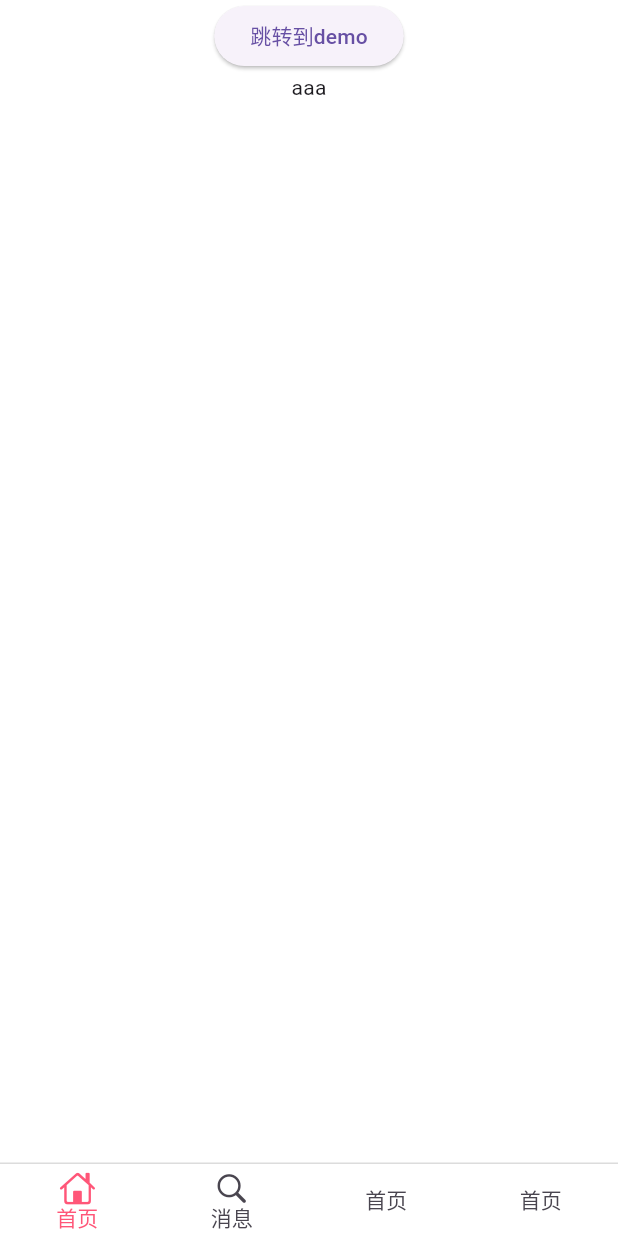
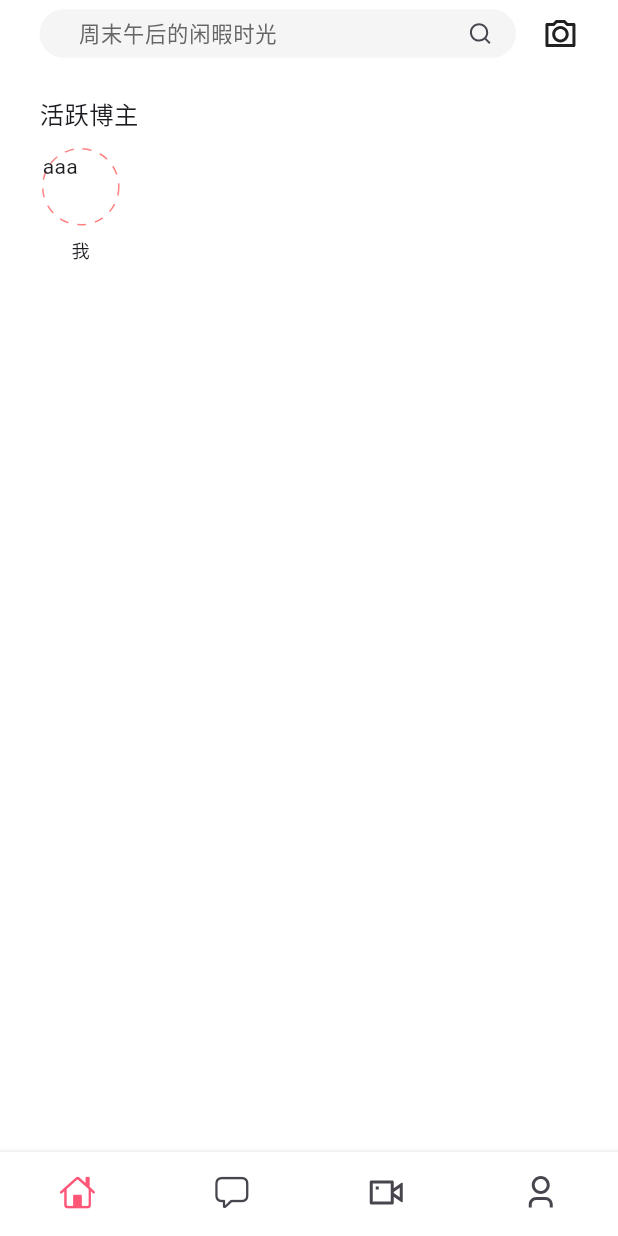
Before and after one commit to szrwlyp/flutter-life, a Flutter app: the HomeScreen screen opened by its route, on a phone screen of 412 x 824 dp. Run offline on Flutter 3.47's test engine with Material 3 defaults, Android fonts, the phone set to English and light mode, and no system bars; drawn by our look-alikes of dotted_border; our stand-ins replace flutter_screenutil, flutter_smart_dialog, remixicon.

Commit message:
完善底部导航栏控件，新增搜索模块。

```diff
--- a/lib/appliation.dart
+++ b/lib/appliation.dart
@@ -15,15 +15,14 @@ class Application extends StatelessWidget {
         builder: (context, child) {
           return MaterialApp(
             theme: ThemeData(
-              canvasColor: Colors.white,
-              scaffoldBackgroundColor: Colors.white,
-              // 去除TabBar底部线条
-              tabBarTheme: const TabBarTheme(dividerColor: Colors.transparent),
-
-              // primaryColor: Colors.white,
-              // highlightColor: Colors.white,
-              // splashColor: Colors.white
-            ),
+                canvasColor: Colors.white,
+                scaffoldBackgroundColor: Colors.white,
+                // 去除TabBar底部线条
+                tabBarTheme:
+                    const TabBarTheme(dividerColor: Colors.transparent),
+                primaryColor: Colors.white,
+                highlightColor: Colors.white,
+                splashColor: Colors.white),
             title: '生活社区',
             initialRoute: AppRouter.guidePage1,
             onGenerateRoute: AppRouter.onGenerateRoute,
--- a/lib/home_screen.dart
+++ b/lib/home_screen.dart
@@ -1,7 +1,11 @@
 import 'package:flutter/material.dart'; // material风格
 import 'package:flutter/cupertino.dart'; // ios风格
 import 'package:life_app/views/home/index.dart';
+import 'package:life_app/views/message/index.dart';
+import 'package:life_app/views/me/index.dart';
 import 'package:flutter_screenutil/flutter_screenutil.dart';
+import 'package:remixicon/remixicon.dart';
+import "package:life_app/widgets/will_pop_scope_route.dart";
 
 class HomeScreen extends StatefulWidget {
   const HomeScreen({super.key});
@@ -10,24 +14,38 @@ class HomeScreen extends StatefulWidget {
   State<HomeScreen> createState() => _HomeScreenState();
 }
 
-class _HomeScreenState extends State<HomeScreen> {
+class _HomeScreenState extends State<HomeScreen> with TickerProviderStateMixin {
+  // PageView 控制
+  final PageController _pageViewController = PageController();
+  // 当前页下标
   int _selectedIndex = 0;
 
-  static const List _widgetOptions = [HomePage()];
+  // 页面
+  final List<Widget> _pages = [
+    const HomePage(),
+    const MessagePage(),
+    const MessagePage(),
+    const MePage()
+  ];
 
-  static const List<BottomNavigationBarItem> _itemArr = [
-    BottomNavigationBarItem(icon: Icon(CupertinoIcons.home), label: '首页'),
-    BottomNavigationBarItem(icon: Icon(CupertinoIcons.search), label: '消息'),
-    BottomNavigationBarItem(
+  final List<BottomNavigationBarItem> _itemArr = [
+    const BottomNavigationBarItem(icon: Icon(CupertinoIcons.home), label: '首页'),
+    const BottomNavigationBarItem(
+        icon: Icon(CupertinoIcons.search), label: '消息'),
+    const BottomNavigationBarItem(
         icon: Icon(CupertinoIcons.shopping_cart), label: '购物车'),
-    BottomNavigationBarItem(
+    const BottomNavigationBarItem(
         icon: Icon(CupertinoIcons.profile_circled), label: '会员中心')
   ];
-// BottomNavigationBarItem(icon: Icon(Icons.home), label: '首页'),
-//           BottomNavigationBarItem(icon: Icon(Icons.favorite), label: '收藏'),
-//           BottomNavigationBarItem(icon: Icon(Icons.settings), label: '设置'),
+  @override
+  void initState() {
+    super.initState();
+  }
 
   void _onItemTapped(int index) {
+    print(index);
+
+    _pageViewController.jumpToPage(index);
     setState(() {
       _selectedIndex = index;
     });
@@ -35,11 +53,19 @@ class _HomeScreenState extends State<HomeScreen> {
 
   @override
   Widget build(BuildContext context) {
-    return Scaffold(
+    return WillPopScopeRoute(
+        child: Scaffold(
       // IndexedStack 缓存页面
-      body: IndexedStack(
-          index: _selectedIndex, children: const [..._widgetOptions]),
-      bottomNavigationBar: const CustomBottomNavigationBar(),
+      // body: IndexedStack(index: _selectedIndex, children: [..._pages]),
+      body: PageView(
+        controller: _pageViewController,
+        physics: const NeverScrollableScrollPhysics(),
+        children: _pages,
+      ),
+      // 自定义底部导航栏
+      bottomNavigationBar: CustomBottomNavigationBar(
+          onTap: _onItemTapped, currentIndex: _selectedIndex, pages: _pages),
+      // 框架自带底部导航栏
       // bottomNavigationBar: BottomNavigationBar(
       //   // 当提供超过 3 个 BottomNavigationBar 项目时，如果未指定类型，则根据https://docs.flutter.io/flutter/material/BottomNavigationBar/BottomNavigationBar.html更改为 BottomNavigationBarType.shifting
       //   type: BottomNavigationBarType.fixed,
@@ -51,12 +77,22 @@ class _HomeScreenState extends State<HomeScreen> {
       //   unselectedFontSize: 13,
       //   selectedItemColor: const Color(0xffff5678),
       // ),
-    );
+    ));
   }
 }
 
 class CustomBottomNavigationBar extends StatefulWidget {
-  const CustomBottomNavigationBar({super.key});
+  const CustomBottomNavigationBar(
+      {super.key,
+      required this.onTap,
+      this.currentIndex = 0,
+      this.pages = const []});
+
+  final Function(int) onTap;
+
+  final int currentIndex;
+
+  final List<Widget> pages;
 
   @override
   State<CustomBottomNavigationBar> createState() =>
@@ -70,108 +106,99 @@ class _CustomBottomNavigationBar extends State<CustomBottomNavigationBar>
   @override
   void initState() {
     super.initState();
-    _tabController = TabController(length: 5, vsync: this);
+    _tabController = TabController(
+        initialIndex: widget.currentIndex,
+        length: widget.pages.length,
+        vsync: this);
+  }
+
+  @override
+  void dispose() {
+    // Tab控制
+    _tabController.dispose();
+    super.dispose();
   }
 
   @override
   Widget build(BuildContext context) {
-    // return BottomAppBar(
-    //     shape: const CircularNotchedRectangle(),
-    //     child: Row(
-    //       mainAxisAlignment: MainAxisAlignment.spaceAround,
-    //       children: [
-    //         IconButton(
-    //           icon: const Icon(Icons.home),
-    //           onPressed: () {},
-    //         ),
-    //         IconButton(
-    //           icon: const Icon(Icons.business),
-    //           onPressed: () {},
-    //         ),
-    //         const SizedBox(width: 40),
-    //         IconButton(
-    //           icon: const Icon(Icons.school),
-    //           onPressed: () {},
-    //         ),
-    //       ],
-    //     ));
     return Container(
-        // height: 56,
+        height: 56,
         decoration: const BoxDecoration(
-            border:
-                Border(top: BorderSide(color: Color(0xffdcdcdc), width: 1))),
+          color: Colors.white,
+          boxShadow: [
+            BoxShadow(
+              color: Colors.black12, // 阴影颜色
+              offset: Offset(0.0, 10), // 阴影偏移量（沿x轴和y轴）
+              blurRadius: 2, // 模糊半径，决定阴影的扩散范围
+              spreadRadius: 10, // 扩展半径，正值会使阴影扩大，负值则会收缩
+            ),
+          ],
+          // border:
+          //     Border(top: BorderSide(color: Color(0xffdcdcdc), width: 1))
+        ),
         child: TabBar(
           controller: _tabController,
           indicator: const BoxDecoration(),
           labelColor: const Color(0xffff5678),
+          enableFeedback: true,
+          onTap: widget.onTap,
           tabs: const [
             Tab(
+              height: double.infinity,
               child: Column(
                 mainAxisAlignment: MainAxisAlignment.center,
                 crossAxisAlignment: CrossAxisAlignment.center,
                 children: [
                   Icon(CupertinoIcons.home),
-                  // Image(
-                  //     width: 24,
-                  //     height: 24,
-                  //     image: AssetImage(
-                  //         'lib/assets/images/2x/home_bar_icon@2x.png')),
-                  Text(
-                    '首页',
-                    style: TextStyle(fontSize: 14, height: 1),
-                  )
+                  // Icon(Remix.home_line),
+                  // Text(
+                  //   '首页',
+                  //   style: TextStyle(fontSize: 14, height: 1.1),
+                  // )
                 ],
               ),
             ),
             Tab(
+              height: double.infinity,
               child: Column(
                 mainAxisAlignment: MainAxisAlignment.center,
                 crossAxisAlignment: CrossAxisAlignment.center,
                 children: [
-                  Icon(CupertinoIcons.search),
-                  // Image(
-                  //     width: 24,
-                  //     height: 24,
-                  //     image: AssetImage(
-                  //         'lib/assets/images/2x/home_bar_icon@2x.png')),
-                  Text(
-                    '消息',
-                    style: TextStyle(fontSize: 14, height: 1),
-                  )
+                  Icon(CupertinoIcons.bubble_left),
+                  // Text(
+                  //   '消息',
+                  //   style: TextStyle(fontSize: 14, height: 1),
+                  // )
                 ],
               ),
             ),
             // SizedBox(width: 40),
-            Tab(text: '首页'),
-            Tab(text: '首页')
+            Tab(
+              height: double.infinity,
+              child: Column(
+                mainAxisAlignment: MainAxisAlignment.center,
+                crossAxisAlignment: CrossAxisAlignment.center,
+                children: [
+                  Icon(Remix.vidicon_line),
+                  // Text(
+                  //   '视频',
+                  //   style: TextStyle(fontSize: 14, height: 1),
+                  // )
+                ],
+              ),
+            ),
+            Tab(
+              height: double.infinity,
+              child: Column(
+                mainAxisAlignment: MainAxisAlignment.center,
+                crossAxisAlignment: CrossAxisAlignment.center,
+                children: [
+                  Icon(Remix.user_3_line),
+                  // Text('我的', style: TextStyle(fontSize: 14, height: 1))
+                ],
+              ),
+            )
           ],
         ));
-    // return Material(
-    //     color: Colors.white,
-    //     shape: const BorderDirectional(
-    //         top: BorderSide(color: Colors.red, width: 1)),
-    //     child: TabBar(
-    //       controller: _tabController,
-    //       indicator: const BoxDecoration(),
-    //       labelColor: const Color(0xffff5678),
-    //       tabs: const [
-    //         Tab(
-    //           child: Column(
-    //             mainAxisAlignment: MainAxisAlignment.center,
-    //             crossAxisAlignment: CrossAxisAlignment.center,
-    //             children: [
-    //               Image(
-    //                   image: AssetImage(
-    //                       'lib/assets/images/2x/home_bar_icon@2x.png')),
-    //               Text('首页')
-    //             ],
-    //           ),
-    //         ),
-    //         Tab(text: '首页'),
-    //         // SizedBox(width: 40),
-    //         Tab(text: '首页'),
-    //         Tab(text: '首页')
-    //       ],
-    //     ));
   }
 }
--- a/lib/views/guide_page/guide_page_1.dart
+++ b/lib/views/guide_page/guide_page_1.dart
@@ -18,7 +18,6 @@ class _GuidePage1State extends State<GuidePage1> {
     super.initState();
   }
 
-  DateTime? lastPressedAt; //上次点击时间
   @override
   Widget build(BuildContext context) {
     return Material(
--- a/lib/views/home/index.dart
+++ b/lib/views/home/index.dart
@@ -1,5 +1,7 @@
 import 'package:flutter/material.dart';
-import "package:life_app/routes.dart";
+import 'package:flutter_screenutil/flutter_screenutil.dart';
+import "package:remixicon/remixicon.dart";
+import "package:dotted_border/dotted_border.dart";
 
 class HomePage extends StatefulWidget {
   const HomePage({super.key});
@@ -14,23 +16,87 @@ class _HomePageState extends State<HomePage> {
     super.initState();
   }
 
+  var customBorder = OutlineInputBorder(
+      borderRadius: BorderRadius.circular(75),
+      borderSide: const BorderSide(style: BorderStyle.none));
+
   @override
   Widget build(BuildContext context) {
     return Scaffold(
       body: SafeArea(
-          child: Center(
-        child: Column(
-          children: [
-            ElevatedButton(
-                onPressed: () {
-                  Navigator.of(context).pushNamed(AppRouter.demo);
-                },
-                child: const Text('跳转到demo')),
-            const SizedBox(
-              child: Text('aaa'),
-            )
-          ],
-        ),
+          child: ListView(
+        shrinkWrap: true,
+        padding: EdgeInsets.symmetric(horizontal: 24.w),
+        children: [
+          Padding(
+              padding: EdgeInsets.only(top: 6.h, bottom: 26.h),
+              child:
+                  Row(crossAxisAlignment: CrossAxisAlignment.center, children: [
+                Expanded(
+                    child: SizedBox(
+                        height: 32.h,
+                        child: TextField(
+                            decoration: InputDecoration(
+                                contentPadding:
+                                    EdgeInsets.symmetric(horizontal: 20.w),
+                                filled: true,
+                                fillColor: const Color(0xfff5f5f5),
+                                hintText: "周末午后的闲暇时光",
+                                hintStyle: TextStyle(
+                                    fontSize: 14.sp,
+                                    fontWeight: FontWeight.w400,
+                                    color: const Color(0xff666666)),
+                                border: customBorder,
+                                focusedBorder: customBorder,
+                                enabledBorder: customBorder,
+                                suffixIcon:
+                                    Icon(Remix.search_line, size: 16.sp))))),
+                Container(
+                  margin: EdgeInsets.only(left: 16.w),
+                  child: const Icon(Remix.camera_line),
+                )
+              ])),
+          Column(
+            crossAxisAlignment: CrossAxisAlignment.start,
+            children: [
+              Text(
+                '活跃博主',
+                style: TextStyle(
+                    fontSize: 16.sp,
+                    color: const Color(0xff1b1b21),
+                    fontWeight: FontWeight.w500),
+              ),
+              Padding(
+                  padding: EdgeInsets.only(top: 11.h),
+                  child: Row(
+                    children: [
+                      Column(
+                        children: [
+                          SizedBox(
+                            width: 50.w,
+                            height: 50.h,
+                            child: DottedBorder(
+                                dashPattern: const [6, 6],
+                                borderType: BorderType.Circle,
+                                color: const Color(0xffff8282),
+                                child: const Text('aaa')),
+                          ),
+                          Padding(
+                            padding: EdgeInsets.only(top: 8.h),
+                            child: Text(
+                              '我',
+                              style: TextStyle(
+                                  fontSize: 12.sp,
+                                  color: const Color(0xff1b1b21)),
+                            ),
+                          )
+                        ],
+                      )
+                    ],
+                  ))
+            ],
+          )
+        ],
       )),
     );
   }
--- /dev/null
+++ b/lib/views/me/index.dart
@@ -0,0 +1,37 @@
+import 'package:flutter/material.dart';
+import "package:life_app/routes.dart";
+
+class MePage extends StatefulWidget {
+  const MePage({super.key});
+
+  @override
+  State<MePage> createState() => _MePageState();
+}
+
+class _MePageState extends State<MePage> {
+  @override
+  void initState() {
+    super.initState();
+  }
+
+  @override
+  Widget build(BuildContext context) {
+    return Scaffold(
+      body: SafeArea(
+          child: Center(
+        child: Column(
+          children: [
+            ElevatedButton(
+                onPressed: () {
+                  Navigator.of(context).pushNamed(AppRouter.demo);
+                },
+                child: const Text('跳转到demo')),
+            const SizedBox(
+              child: Text('aaa'),
+            )
+          ],
+        ),
+      )),
+    );
+  }
+}
--- /dev/null
+++ b/lib/views/message/index.dart
@@ -0,0 +1,15 @@
+import 'package:flutter/material.dart';
+
+class MessagePage extends StatefulWidget {
+  const MessagePage({super.key});
+
+  @override
+  State<MessagePage> createState() => _MessagePageState();
+}
+
+class _MessagePageState extends State<MessagePage> {
+  @override
+  Widget build(BuildContext context) {
+    return const Placeholder();
+  }
+}
--- a/pubspec.yaml
+++ b/pubspec.yaml
@@ -40,6 +40,10 @@ dependencies:
   fluro: ^2.0.5
   # Dialog
   flutter_smart_dialog: ^4.9.5+2
+  # Remixicon
+  remixicon: ^1.0.0
+  # 虚线边框
+  dotted_border: ^2.0.0+3
 
 dev_dependencies:
   flutter_test:
```
Also changed, not shown: pubspec.lock.
